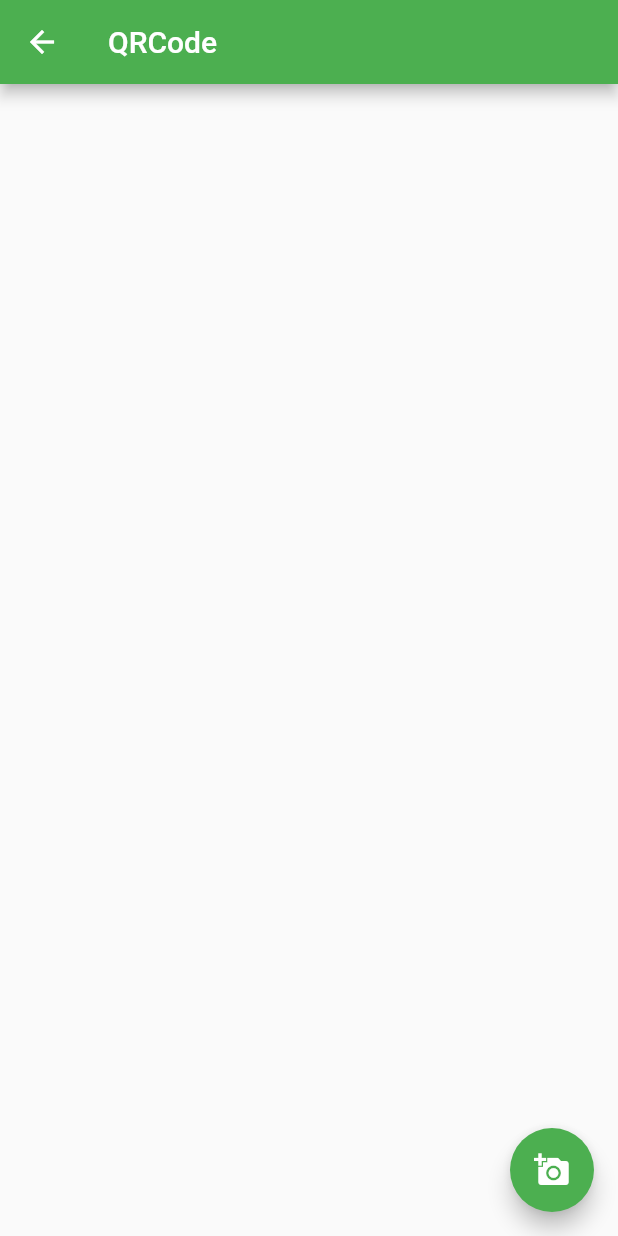
After one commit to tomaszpolanski/FlutterSandbox, a Flutter app: the screen it shows after launch, after a tap on the "open in new" icon, on a phone screen of 412 x 824 dp. The commit adds this screen. Run offline on Flutter 3.47's test engine with Material 2 defaults, Android fonts, the phone set to English and light mode, and no system bars; our stand-ins replace rxdart; missing offline and left inert: qrcode_reader.

Commit message:
Adding some examples

```diff
--- a/lib/main.dart
+++ b/lib/main.dart
@@ -1,8 +1,10 @@
 import 'dart:async';
 import 'dart:math';
 
+
 import 'package:flutter/material.dart';
 import 'package:flutter/services.dart';
+import 'package:flutter_view/pages/QrCodePage.dart';
 import 'package:rxdart/rxdart.dart';
 
 const int _kMaxEventsPerSecond = 1000;
@@ -17,7 +19,7 @@ class FlutterView extends StatelessWidget {
     return new MaterialApp(
       title: 'Flutter View',
       theme: new ThemeData(
-        primarySwatch: Colors.grey,
+        primarySwatch: Colors.green,
       ),
       home: new MyHomePage(),
     );
@@ -76,6 +78,16 @@ class _MyHomePageState extends State<MyHomePage> {
   @override
   Widget build(BuildContext context) {
     return new Scaffold(
+      floatingActionButton: new FloatingActionButton(
+          onPressed: () {
+            Navigator.of(context).push(new MaterialPageRoute<Null>(
+              builder: (BuildContext context) {
+                return new QrCodePage();
+              },
+            ));
+          },
+        child: new Icon(Icons.open_in_new),
+      ),
       body: new Column(
         crossAxisAlignment: CrossAxisAlignment.start,
         children: <Widget>[
--- /dev/null
+++ b/lib/pages/QrCodePage.dart
@@ -0,0 +1,52 @@
+import 'dart:async';
+
+import 'package:flutter/material.dart';
+import 'package:qrcode_reader/QRCodeReader.dart';
+
+
+
+class QrCodePage extends StatefulWidget {
+  QrCodePage({Key key, this.title}) : super(key: key);
+
+  final String title;
+
+  final Map<String, dynamic> pluginParameters = {
+  };
+
+  @override
+  _QrCodePageState createState() => new _QrCodePageState();
+}
+
+class _QrCodePageState extends State<QrCodePage> {
+  Future<String> _barcodeString;
+
+  @override
+  Widget build(BuildContext context) {
+    return new Scaffold(
+      appBar: new AppBar(
+        title: const Text('QRCode'),
+      ),
+      body: new Center(
+          child: new FutureBuilder<String>(
+              future: _barcodeString,
+              builder: (BuildContext context, AsyncSnapshot<String> snapshot) {
+                return new Text(snapshot.data != null ? snapshot.data : '');
+              })),
+      floatingActionButton: new FloatingActionButton(
+        onPressed: () {
+          setState(() {
+            _barcodeString = new QRCodeReader()
+                .setAutoFocusIntervalInMs(200)
+                .setForceAutoFocus(true)
+                .setTorchEnabled(true)
+                .setHandlePermissions(true)
+                .setExecuteAfterPermissionGranted(true)
+                .scan();
+          });
+        },
+        tooltip: 'Reader the QRCode',
+        child: new Icon(Icons.add_a_photo),
+      ),
+    );
+  }
+}
--- a/pubspec.yaml
+++ b/pubspec.yaml
@@ -6,6 +6,7 @@ dependencies:
     sdk: flutter
 
   rxdart: "^0.16.0+1"
+  qrcode_reader: "^0.3.2"
 
   args: 1.3.0 # TRANSITIVE DEPENDENCY
   async: 2.0.4 # TRANSITIVE DEPENDENCY
```
Also changed, not shown: 4 other files.
